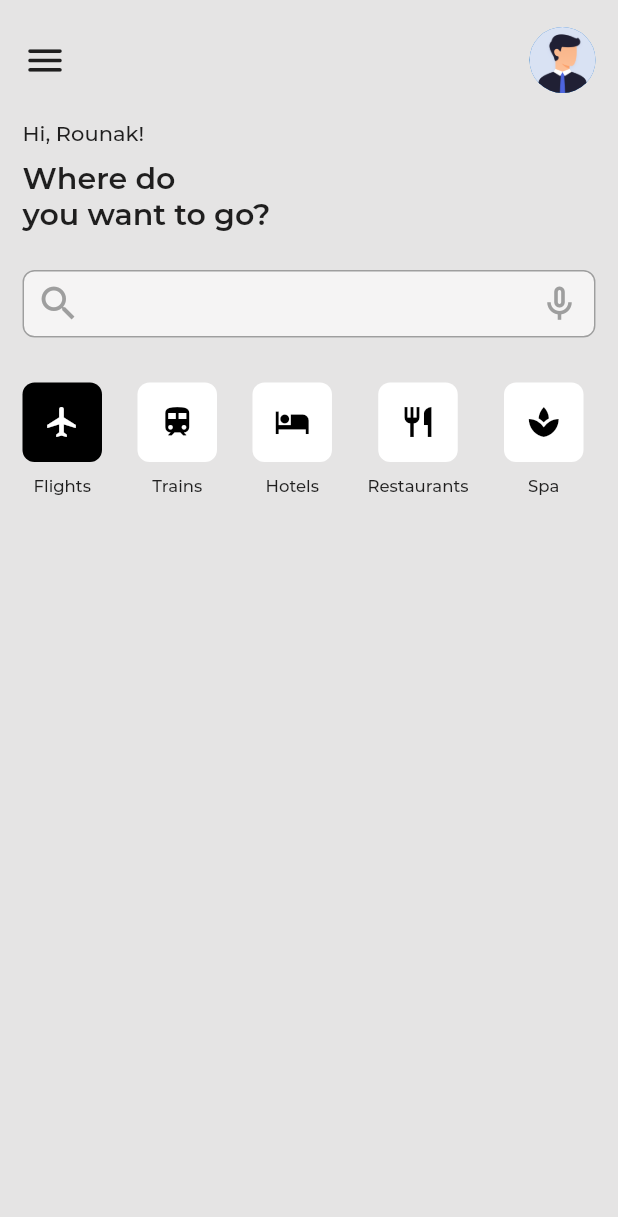
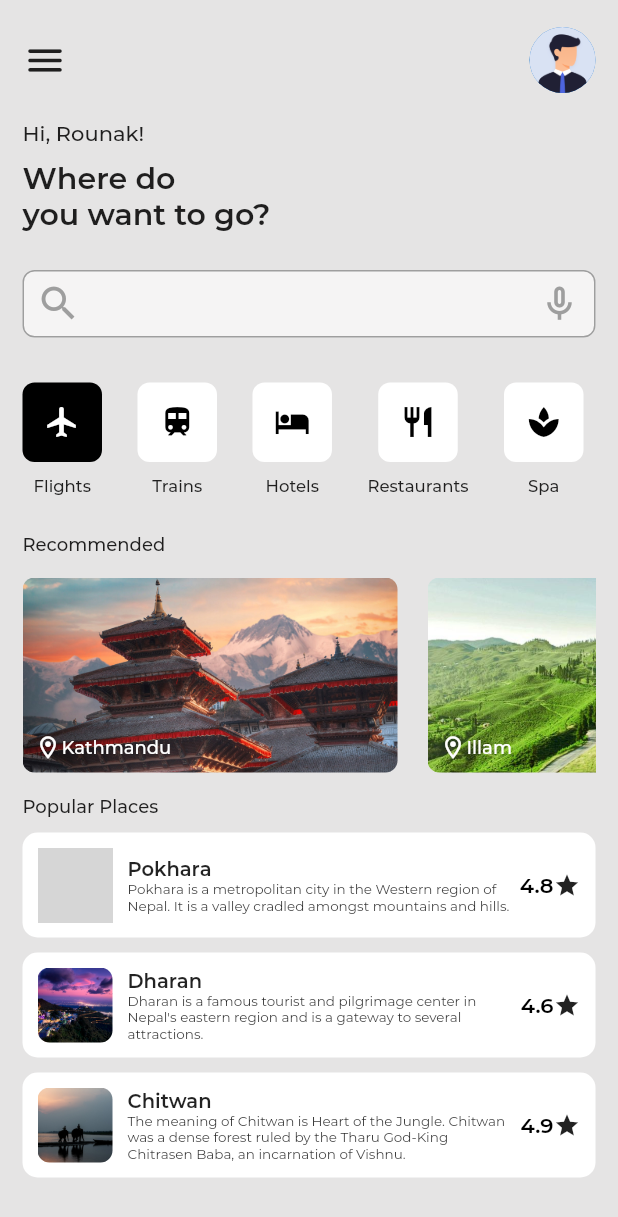
Before and after one commit to nirajankarki5/travel-app-design-challenge-ITSNP, a Flutter app: the screen it shows after launch, on a phone screen of 412 x 824 dp. Shown: the top 1217 px of the screen. Run offline on Flutter 3.47's test engine with Material 2 defaults, Android fonts, the light colour scheme and no system bars; project files that could hold a hidden picture were left out; grey boxes are pictures that could not be loaded.

Commit message:
added popular places

```diff
--- a/lib/models/popular.dart
+++ b/lib/models/popular.dart
@@ -14,21 +14,21 @@ class Popular {
 List<Popular> popularList = [
   Popular(
     description:
-        "Pokhara is a metropolitan city in the Western region of Nepal. It is a valley cradled amongst mountains and hills with meandering rivers. It is a major tourist destination due to its panoramic views. Once you enter the vicinity of this city, you are greeted with magnificent views of the mountains.",
+        "Pokhara is a metropolitan city in the Western region of Nepal. It is a valley cradled amongst mountains and hills.",
     image: "assets/images/mountain.webp.",
     placeName: "Pokhara",
     rating: 4.8,
   ),
   Popular(
     description:
-        "Dharan is a famous tourist and pilgrimage center in Nepal's eastern region and is a gateway to several attractions including the Kanchenjunga and Arun Valley. Various ethnic groups and traditional cultures characterize the diversity of Dharan, which is also a prominent pilgrimage location.",
+        "Dharan is a famous tourist and pilgrimage center in Nepal's eastern region and is a gateway to several attractions.",
     image: "assets/images/vedetar.jpg",
     placeName: "Dharan",
     rating: 4.6,
   ),
   Popular(
     description:
-        "The name Chitwan is a composite of the Sanskrit words चित्त, transliterated 'citta' meaning heart, and वन, transliterated 'vana' meaning jungle or forest. Thus, the meaning of Chitwan is Heart of the Jungle. Chitwan was a dense forest ruled by the Tharu God-King Chitrasen Baba, thought to an incarnation of Vishnu.",
+        "The meaning of Chitwan is Heart of the Jungle. Chitwan was a dense forest ruled by the Tharu God-King Chitrasen Baba, an incarnation of Vishnu.",
     image: "assets/images/elephant.jpg",
     placeName: "Chitwan",
     rating: 4.9,
--- a/lib/screens/home.dart
+++ b/lib/screens/home.dart
@@ -1,6 +1,9 @@
 import 'package:flutter/material.dart';
+import 'package:flutter_travel_itsnp/models/popular.dart';
+import 'package:flutter_travel_itsnp/models/recommended.dart';
 import 'package:flutter_travel_itsnp/widgets/category_tab.dart';
 import 'package:flutter_travel_itsnp/widgets/my_appbar.dart';
+import 'package:flutter_travel_itsnp/widgets/popular_card.dart';
 import 'package:flutter_travel_itsnp/widgets/search_bar.dart';
 
 class HomeScreen extends StatelessWidget {
@@ -13,7 +16,7 @@ class HomeScreen extends StatelessWidget {
       body: Container(
         padding: const EdgeInsets.symmetric(horizontal: 15),
         child: ListView(
-          children: const [
+          children: [
             SizedBox(height: 10),
             MyAppBar(),
             SizedBox(height: 10),
@@ -30,6 +33,67 @@ class HomeScreen extends StatelessWidget {
             SearchBar(),
             SizedBox(height: 30),
             CategoryTab(),
+            SizedBox(height: 25),
+            Text(
+              "Recommended",
+              style: TextStyle(fontWeight: FontWeight.w500, fontSize: 12),
+            ),
+            SizedBox(height: 15),
+            Container(
+              height: 130,
+              // color: Colors.yellow,
+              child: ListView.builder(
+                  scrollDirection: Axis.horizontal,
+                  itemCount: recommendedList.length,
+                  itemBuilder: (BuildContext context, int index) {
+                    return Stack(
+                      children: [
+                        Container(
+                          height: 130,
+                          width: 270,
+                          padding: const EdgeInsets.only(right: 20),
+                          child: ClipRRect(
+                            borderRadius: BorderRadius.circular(8),
+                            child: Image(
+                              image: AssetImage(recommendedList[index].image),
+                              fit: BoxFit.cover,
+                            ),
+                          ),
+                        ),
+                        Positioned(
+                          bottom: 8,
+                          left: 8,
+                          child: Row(
+                            children: [
+                              const Icon(
+                                Icons.location_on_outlined,
+                                color: Colors.white,
+                                size: 18,
+                              ),
+                              Text(
+                                recommendedList[index].placeName,
+                                style: const TextStyle(
+                                    color: Colors.white,
+                                    fontSize: 12,
+                                    fontWeight: FontWeight.w500),
+                              )
+                            ],
+                          ),
+                        )
+                      ],
+                    );
+                  }),
+            ),
+            SizedBox(height: 15),
+            Text(
+              "Popular Places",
+              style: TextStyle(fontWeight: FontWeight.w500, fontSize: 12),
+            ),
+            SizedBox(height: 10),
+            Column(
+              children:
+                  popularList.map((e) => PopularCard(popular: e)).toList(),
+            )
           ],
         ),
       ),
--- /dev/null
+++ b/lib/widgets/popular_card.dart
@@ -0,0 +1,75 @@
+import 'package:flutter/material.dart';
+import 'package:flutter_travel_itsnp/models/popular.dart';
+
+class PopularCard extends StatelessWidget {
+  final Popular popular;
+  const PopularCard({Key? key, required this.popular}) : super(key: key);
+
+  @override
+  Widget build(BuildContext context) {
+    return Container(
+      padding: EdgeInsets.all(10),
+      margin: EdgeInsets.only(bottom: 10),
+      width: double.infinity,
+      decoration: BoxDecoration(
+        color: Colors.white,
+        borderRadius: BorderRadius.circular(10),
+      ),
+      child: Row(
+        crossAxisAlignment: CrossAxisAlignment.center,
+        children: [
+          Container(
+            height: 50,
+            width: 50,
+            child: ClipRRect(
+              borderRadius: BorderRadius.circular(8),
+              child: Image(
+                image: AssetImage(popular.image),
+                fit: BoxFit.cover,
+              ),
+            ),
+          ),
+          const SizedBox(width: 10),
+          Flexible(
+            child: Column(
+              mainAxisAlignment: MainAxisAlignment.spaceAround,
+              crossAxisAlignment: CrossAxisAlignment.start,
+              children: [
+                Text(
+                  popular.placeName,
+                  style: const TextStyle(
+                    fontSize: 13,
+                    fontWeight: FontWeight.w600,
+                  ),
+                ),
+                Text(
+                  popular.description,
+                  style: const TextStyle(
+                    fontSize: 9,
+                    fontWeight: FontWeight.w400,
+                  ),
+                )
+              ],
+            ),
+          ),
+          const SizedBox(width: 5),
+          Row(
+            children: [
+              Text(
+                "${popular.rating}",
+                style: const TextStyle(
+                  color: Colors.black,
+                  fontWeight: FontWeight.w600,
+                ),
+              ),
+              const Icon(
+                Icons.star,
+                size: 18,
+              )
+            ],
+          )
+        ],
+      ),
+    );
+  }
+}
```
